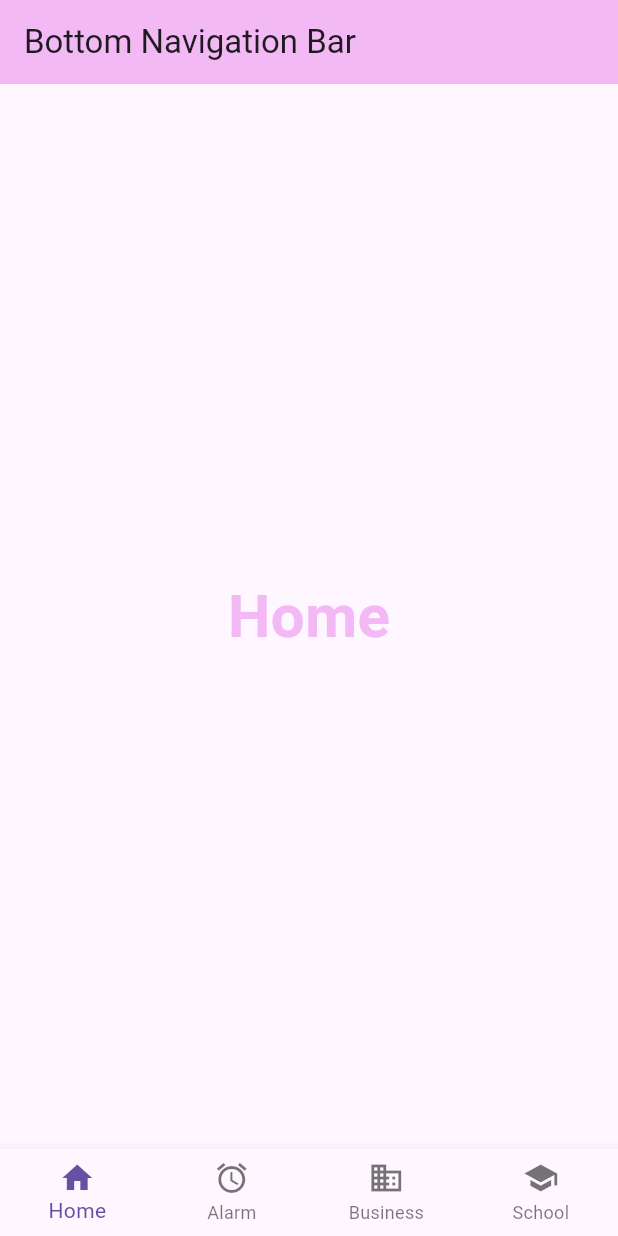
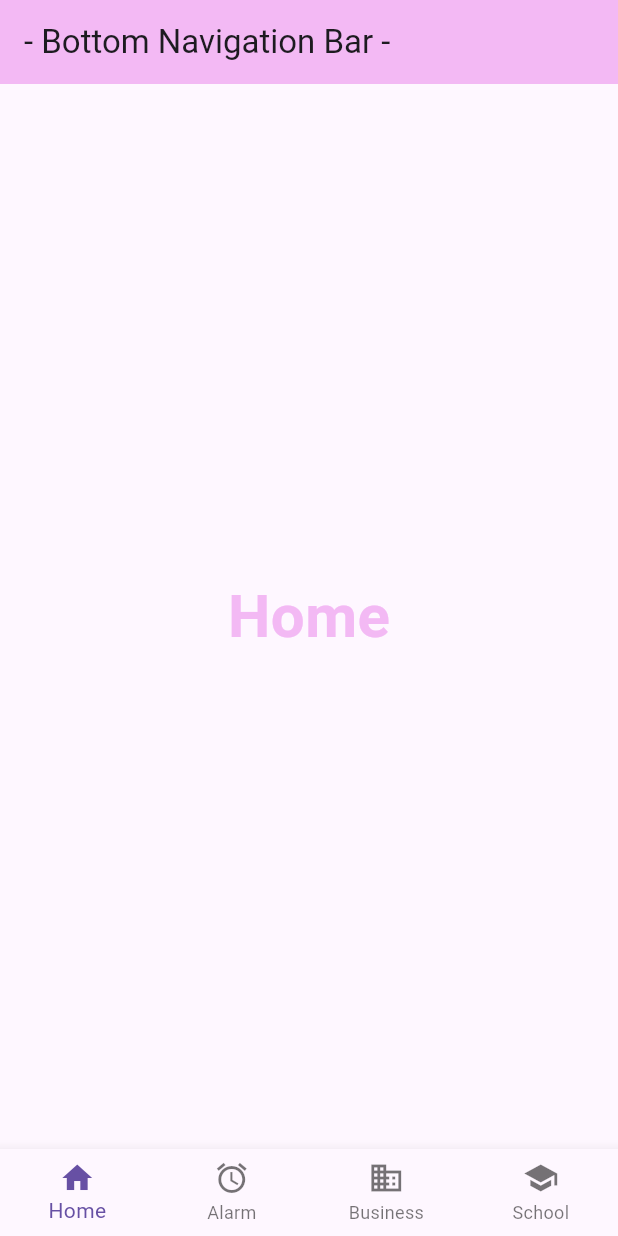
Before and after one commit to DRZD79/TMA3084_G02_103037_Lab05_Lesson07, a Flutter app: the screen it shows after launch, on a phone screen of 412 x 824 dp. Run offline on Flutter 3.47's test engine with Material 3 defaults, Android fonts, the phone set to English and light mode, and no system bars.

Commit message:
My conflicting change

```diff
--- a/bottom_navigator_bar_lab/lib/main.dart
+++ b/bottom_navigator_bar_lab/lib/main.dart
@@ -40,7 +40,7 @@ class _BottomNavLabState extends State<BottomNavLab> {
   Widget build(BuildContext context) {
     return Scaffold(
       appBar: AppBar(
-        title: const Text('Bottom Navigation Bar'),
+        title: const Text('- Bottom Navigation Bar -'),
         backgroundColor: const Color.fromARGB(255, 243, 185, 244),
       ),
       body: screens[currentIndex],
```
